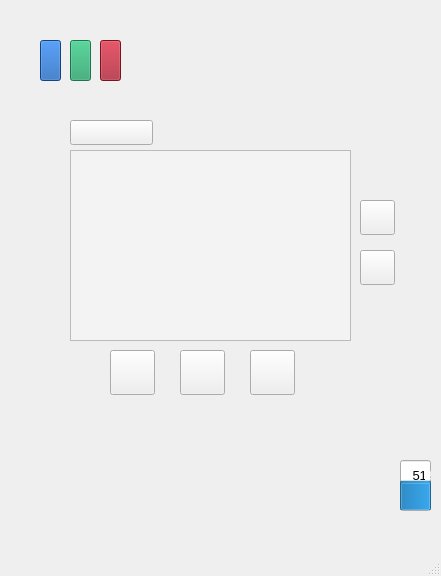
Before: the Qt Designer form codeWithUI/mainwindow.ui in TLC1301-1020/COMP3004-Team-Project, drawn with Qt 5.
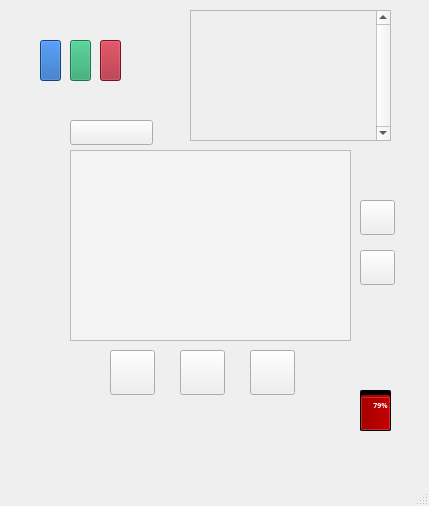
After: the same form once the commit is applied. Icons and pictures are not drawn.

Commit message: Added battery code from Yanwei and log display testing by myself

```diff
--- a/codeWithUI/mainwindow.ui
+++ b/codeWithUI/mainwindow.ui
@@ -6,8 +6,8 @@
    <rect>
     <x>0</x>
     <y>0</y>
-    <width>441</width>
-    <height>576</height>
+    <width>429</width>
+    <height>506</height>
    </rect>
   </property>
   <property name="sizePolicy">
@@ -57,28 +57,6 @@
      <string/>
     </property>
    </widget>
-   <widget class="QProgressBar" name="Battery_Info">
-    <property name="geometry">
-     <rect>
-      <x>400</x>
-      <y>460</y>
-      <width>31</width>
-      <height>51</height>
-     </rect>
-    </property>
-    <property name="maximum">
-     <number>98</number>
-    </property>
-    <property name="value">
-     <number>50</number>
-    </property>
-    <property name="orientation">
-     <enum>Qt::Vertical</enum>
-    </property>
-    <property name="textDirection">
-     <enum>QProgressBar::BottomToTop</enum>
-    </property>
-   </widget>
    <widget class="QWidget" name="programViewWidget" native="true">
     <property name="geometry">
      <rect>
@@ -272,6 +250,131 @@
      <number>-1</number>
     </property>
    </widget>
+   <widget class="QFrame" name="statusBarQFrame">
+    <property name="geometry">
+     <rect>
+      <x>360</x>
+      <y>390</y>
+      <width>31</width>
+      <height>41</height>
+     </rect>
+    </property>
+    <property name="styleSheet">
+     <string notr="true">background-color: rgb(114, 159, 207);</string>
+    </property>
+    <property name="frameShape">
+     <enum>QFrame::StyledPanel</enum>
+    </property>
+    <property name="frameShadow">
+     <enum>QFrame::Raised</enum>
+    </property>
+    <widget class="QProgressBar" name="batteryLevelBar">
+     <property name="geometry">
+      <rect>
+       <x>0</x>
+       <y>0</y>
+       <width>31</width>
+       <height>41</height>
+      </rect>
+     </property>
+     <property name="font">
+      <font>
+       <family>Ubuntu Mono</family>
+       <pointsize>5</pointsize>
+       <weight>75</weight>
+       <italic>false</italic>
+       <bold>true</bold>
+       <kerning>true</kerning>
+      </font>
+     </property>
+     <property name="autoFillBackground">
+      <bool>false</bool>
+     </property>
+     <property name="styleSheet">
+      <string notr="true">selection-background-color: rgb(164, 0, 0);
+background-color: rgb(0, 0, 0);</string>
+     </property>
+     <property name="minimum">
+      <number>0</number>
+     </property>
+     <property name="value">
+      <number>79</number>
+     </property>
+     <property name="alignment">
+      <set>Qt::AlignLeading|Qt::AlignLeft|Qt::AlignVCenter</set>
+     </property>
+     <property name="textVisible">
+      <bool>true</bool>
+     </property>
+     <property name="orientation">
+      <enum>Qt::Vertical</enum>
+     </property>
+     <property name="invertedAppearance">
+      <bool>false</bool>
+     </property>
+     <property name="format">
+      <string>%p%</string>
+     </property>
+    </widget>
+   </widget>
+   <widget class="QPushButton" name="pushButton">
+    <property name="geometry">
+     <rect>
+      <x>340</x>
+      <y>40</y>
+      <width>41</width>
+      <height>41</height>
+     </rect>
+    </property>
+    <property name="styleSheet">
+     <string notr="true">border-image: url(&quot;:/myImage/powerButton.png&quot;)</string>
+    </property>
+    <property name="text">
+     <string/>
+    </property>
+   </widget>
+   <widget class="QScrollArea" name="scrollArea">
+    <property name="geometry">
+     <rect>
+      <x>190</x>
+      <y>10</y>
+      <width>201</width>
+      <height>131</height>
+     </rect>
+    </property>
+    <property name="verticalScrollBarPolicy">
+     <enum>Qt::ScrollBarAlwaysOn</enum>
+    </property>
+    <property name="horizontalScrollBarPolicy">
+     <enum>Qt::ScrollBarAsNeeded</enum>
+    </property>
+    <property name="widgetResizable">
+     <bool>true</bool>
+    </property>
+    <widget class="QWidget" name="scrollAreaWidgetContents">
+     <property name="geometry">
+      <rect>
+       <x>0</x>
+       <y>0</y>
+       <width>185</width>
+       <height>129</height>
+      </rect>
+     </property>
+     <widget class="QLabel" name="logsText">
+      <property name="geometry">
+       <rect>
+        <x>0</x>
+        <y>0</y>
+        <width>201</width>
+        <height>411</height>
+       </rect>
+      </property>
+      <property name="text">
+       <string>TextLabel</string>
+      </property>
+     </widget>
+    </widget>
+   </widget>
    <zorder>mainMenuListView</zorder>
    <zorder>Button_Menu</zorder>
    <zorder>Button_Stop</zorder>
```
Left out of the diff: 22 changed lines with no effect on the pictures. The commit also changes 7 other files.
